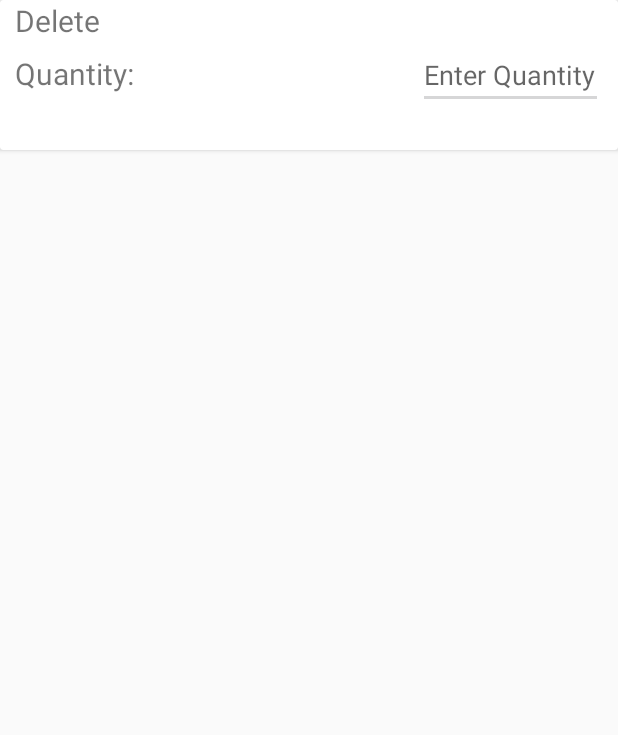
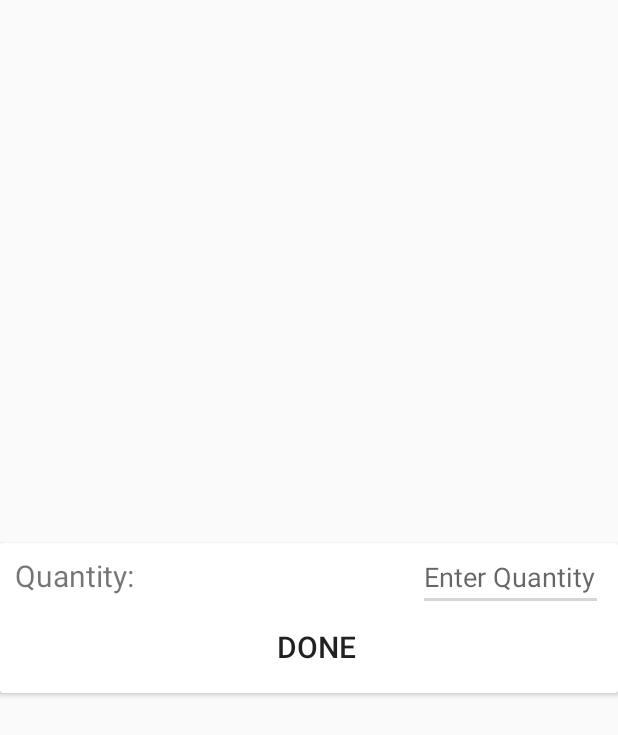
Before and after one commit to authoritydmc/payTap_Merchant, an Android app: the layout dialogue_cardview.xml on its own in the app's theme, with its tools: preview values and no code run, on a phone screen of 412 x 824 dp. Shown: the top 735 px of the screen. Run offline under Robolectric (Android 15) with nearby library versions, the phone set to English and light mode, and no system bars.

Commit message:
Added: ContextMenu to delete and Change Qty of Each Scanned Item . --showing Rupee Symbol

```diff
--- a/app/src/main/java/com/vastgk/paytapmercent/MainActivity.java
+++ b/app/src/main/java/com/vastgk/paytapmercent/MainActivity.java
@@ -130,7 +130,7 @@ void DeleteItem(String itemCode)
         itemView.setAdapter(myadapter);
 
 
-        DetailsTxtView.setText("Total Item " + details.size() + " Amounting Rs. " +String.format("%.2f",TOTAL_PRICE));
+        DetailsTxtView.setText("Total Item " + details.size() + String.format("%50s \u20B9%.2f","Amounting",TOTAL_PRICE));
     }
 
     private void RUNSCAN() {
--- a/app/src/main/res/layout/dialogue_cardview.xml
+++ b/app/src/main/res/layout/dialogue_cardview.xml
@@ -3,27 +3,17 @@
     xmlns:android="http://schemas.android.com/apk/res/android"
     android:padding="10dp"
     android:layout_width="match_parent"
+    android:layout_gravity="center"
     >
-
-   <LinearLayout
-       android:layout_width="match_parent"
-       android:layout_height="wrap_content"
-       android:orientation="vertical">
-    <TextView
-        android:layout_width="match_parent"
-        android:layout_height="wrap_content"
-        android:textSize="20sp"
-        android:layout_marginStart="10dp"
-        android:text="Delete"
-        android:id="@+id/dialog_delete"/>
-
-        android:layout_width="wrap_content"
-        android:layout_height="wrap_content">
    <LinearLayout
        android:layout_marginStart="10dp"
        android:layout_width="match_parent"
        android:layout_height="wrap_content"
-       android:orientation="horizontal">
+       android:orientation="vertical">
+       <LinearLayout
+           android:layout_width="match_parent"
+           android:layout_height="match_parent"
+           android:orientation="horizontal">
        <TextView
            android:layout_width="wrap_content"
            android:layout_height="wrap_content"
@@ -31,7 +21,7 @@
            android:textSize="20sp"/>
        <View
            android:layout_width="wrap_content"
-           android:layout_height="wrap_content"
+           android:layout_height="match_parent"
            android:layout_weight="8"/>
        <EditText
            android:layout_width="150dp"
@@ -41,10 +31,20 @@
            android:inputType="numberSigned"
            android:id="@+id/dialog_qty_editText"
            android:layout_weight="1"/>
+       </LinearLayout>
+
+       <Button
+           android:gravity="center"
+           android:layout_gravity="center"
+           android:layout_width="wrap_content"
+           android:layout_height="wrap_content"
+           android:textSize="20sp"
+           android:text="Done"
+           android:background="@android:color/transparent"
+           android:id="@+id/dialog_btn"
+           />
 
 
 
    </LinearLayout>
-
-   </LinearLayout>
     </androidx.cardview.widget.CardView>
```
Also changed, not shown: app/src/main/java/com/vastgk/paytapmercent/ItemRecyclerAdapter.java (+59 -42 lines), app/src/main/res/layout/cardview_itemdetails.xml (+22 -1 lines), app/src/main/res/menu/context_menu_cardview.xml (added, +13 -0 lines).
